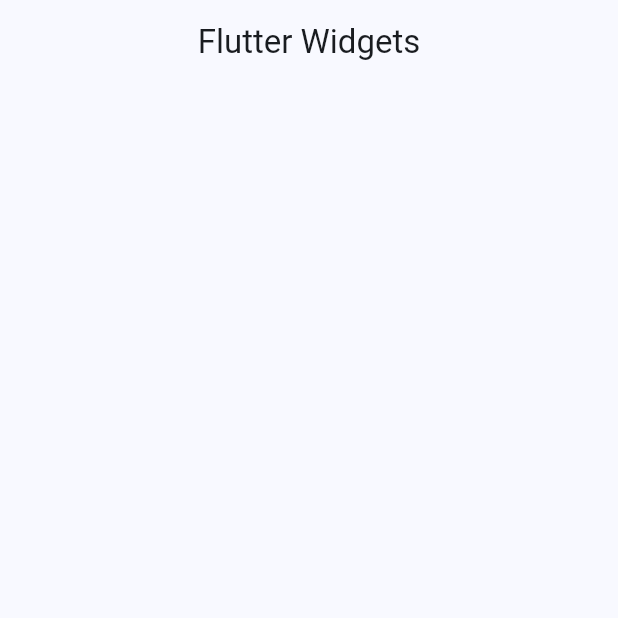
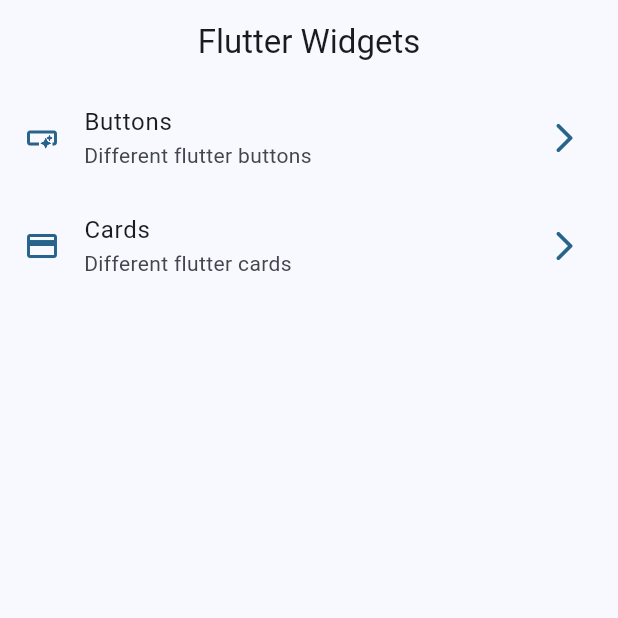
Before and after one commit to Cmorenodev98/Flutter-Widgets, a Flutter app: the screen it shows after launch, on a phone screen of 412 x 824 dp, the top half of it. Run offline on Flutter 3.47's test engine with Material 3 defaults, Android fonts, the phone set to English and light mode, and no system bars.

Commit message:
Home screen homeview & custom list tile

```diff
--- a/lib/config/theme/app_theme.dart
+++ b/lib/config/theme/app_theme.dart
@@ -9,6 +9,11 @@ const colorList = <Color>[
   Colors.lightBlueAccent,
   Colors.white,
   Colors.black,
+  Colors.pink,
+  Colors.purple,
+  Colors.purpleAccent,
+  Colors.deepPurple,
+  Colors.deepPurpleAccent
 ];
 
 class AppTheme {
@@ -18,7 +23,7 @@ class AppTheme {
   AppTheme({
     this.selectedColor = 0,
   }):assert( selectedColor >= 0, 'Selected color must be greatter than 0'),
-     assert( selectedColor < colorList.length, 'Selected color must be less or equal than ${ colorList.length -1 }');
+     assert(selectedColor < colorList.length, 'Selected color must be less or equal than ${ colorList.length -1 }');
 
   ThemeData getTheme() => ThemeData(
     useMaterial3: true,
--- a/lib/config/theme/menu/menu_items.dart
+++ b/lib/config/theme/menu/menu_items.dart
@@ -4,32 +4,31 @@ class MenuItem {
 
   final String title;
   final String subTitle;
-  final String url;
+  final String route;
   final IconData icon;
 
   const MenuItem({
     required this.title,
     required this.subTitle,
-    required this.url,
+    required this.route,
     required this.icon
   });
 
 }
-
 
 const appMenuItems = <MenuItem>[
 
   MenuItem(
     title: 'Buttons',
     subTitle: 'Different flutter buttons',
-    url: '/buttons',
+    route: '/buttons',
     icon: Icons.smart_button_outlined
     ),
 
   MenuItem(
     title: 'Cards',
     subTitle: 'Different flutter cards',
-    url: '/cards',
+    route: '/cards',
     icon: Icons.credit_card
     ),
 
--- a/lib/main.dart
+++ b/lib/main.dart
@@ -13,7 +13,7 @@ class MainApp extends StatelessWidget {
   Widget build(BuildContext context) {
     return  MaterialApp(
       debugShowCheckedModeBanner: false,
-      theme: AppTheme(selectedColor: 0).getTheme(),
+      theme: AppTheme(selectedColor: 4).getTheme(),
       home: const HomeScreen()
     );
   }
--- a/lib/presentation/screens/home/home_screen.dart
+++ b/lib/presentation/screens/home/home_screen.dart
@@ -1,4 +1,5 @@
 import 'package:flutter/material.dart';
+import 'package:widgets/config/theme/menu/menu_items.dart';
 
 class HomeScreen extends StatelessWidget {
   const HomeScreen({super.key});
@@ -6,9 +7,51 @@ class HomeScreen extends StatelessWidget {
   @override
   Widget build(BuildContext context) {
     return Scaffold(
-      appBar: AppBar(
-        title: const Text('Flutter Widgets'),
-      ),
+      appBar: AppBar(title: const Text('Flutter Widgets')),
+      body: const _HomeView(),
     );
   }
 }
+
+class _HomeView extends StatelessWidget {
+  const _HomeView();
+
+  @override
+  Widget build(BuildContext context) {
+    return ListView.builder(
+      itemCount: appMenuItems.length,
+      itemBuilder: (context, index) {
+
+        final menuItem = appMenuItems[index];
+
+        return _CustomListTile(menuItem: menuItem);
+      },
+    );
+  }
+}
+
+class _CustomListTile extends StatelessWidget {
+  const _CustomListTile({
+    required this.menuItem,
+  });
+
+  final MenuItem menuItem;
+
+  @override
+  Widget build(BuildContext context) {
+
+    final colors= Theme.of(context).colorScheme;
+
+    return ListTile(
+      leading: Icon(menuItem.icon, color: colors.primary),
+      trailing: Icon(Icons.arrow_forward_ios_rounded, color: colors.primary,),
+      title: Text(menuItem.title),
+      subtitle: Text(menuItem.subTitle),
+      onTap: () {
+        //Todo: Navigation pages here...
+        //Navigator.pushNamed(context, menuItem.url);
+      },
+
+    );
+  }
+}
```
